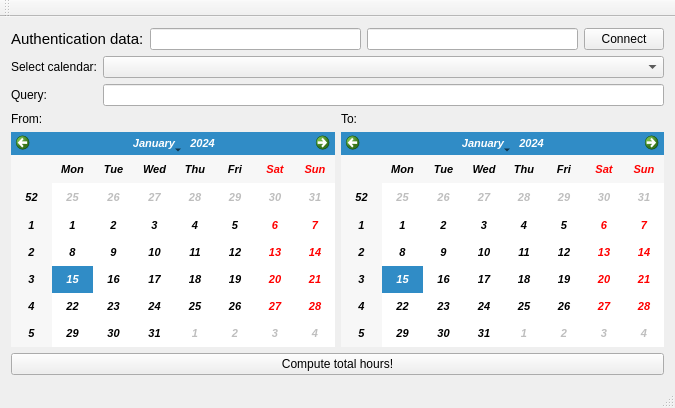
This is time-tracker/mainwindow.ui in robol/time-tracker as Qt 5 draws it before an edit. The edited form follows.
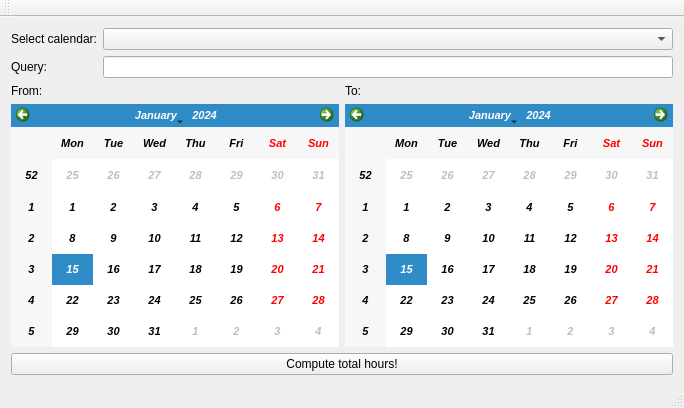
This is the edited form.

Patch:
```diff
--- a/time-tracker/mainwindow.ui
+++ b/time-tracker/mainwindow.ui
@@ -6,7 +6,7 @@
    <rect>
     <x>0</x>
     <y>0</y>
-    <width>675</width>
+    <width>684</width>
     <height>408</height>
    </rect>
   </property>
@@ -23,42 +23,6 @@
    <layout class="QVBoxLayout" name="verticalLayout_2">
     <item>
      <layout class="QVBoxLayout" name="verticalLayout">
-      <item>
-       <layout class="QHBoxLayout" name="horizontalLayout">
-        <item>
-         <widget class="QLabel" name="label">
-          <property name="font">
-           <font>
-            <pointsize>11</pointsize>
-            <weight>50</weight>
-            <italic>false</italic>
-            <bold>false</bold>
-           </font>
-          </property>
-          <property name="text">
-           <string>Authentication data:</string>
-          </property>
-         </widget>
-        </item>
-        <item>
-         <widget class="QLineEdit" name="usernameLineEdit"/>
-        </item>
-        <item>
-         <widget class="QLineEdit" name="passwordLineEdit">
-          <property name="echoMode">
-           <enum>QLineEdit::Password</enum>
-          </property>
-         </widget>
-        </item>
-        <item>
-         <widget class="QPushButton" name="connectPushButton">
-          <property name="text">
-           <string>Connect</string>
-          </property>
-         </widget>
-        </item>
-       </layout>
-      </item>
       <item>
        <layout class="QGridLayout" name="gridLayout">
         <item row="0" column="0">
```
Left out of the diff: 5 changed lines with no effect on the pictures.
